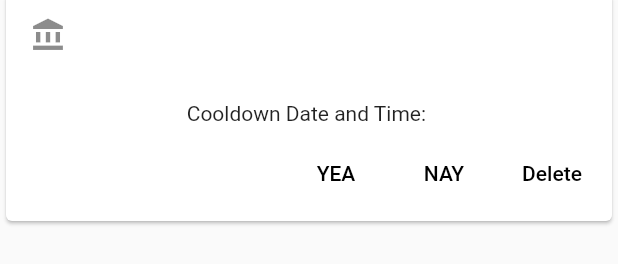
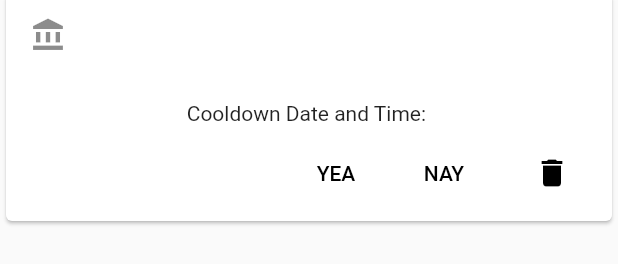
Before and after one commit to SolonEDU/solon-mobile, a Flutter app: the Proposal widget shown alone on an empty page, opened directly with empty values, on a phone screen of 412 x 824 dp. Shown: the part 511-775 px from the top of the screen. Run offline on Flutter 3.47's test engine with Material 2 defaults, Android fonts, the phone set to English and light mode, and no system bars; our stand-ins replace cloud_firestore; accounts and stored records are empty.

Commit message:
fixed event delete, formatting; changed proposal delete icon to trash

```diff
--- a/lib/event/screen.dart
+++ b/lib/event/screen.dart
@@ -44,7 +44,7 @@ class _EventsScreenState extends State<EventsScreen> {
       doc.data['eventTitle'],
       doc.data['eventDescription'],
       doc.data['eventTime'],
-      doc
+      doc,
     );
   }
 
@@ -65,7 +65,7 @@ class _EventsScreenState extends State<EventsScreen> {
                 );
               }
             },
-          )
+          ),
         ],
       ),
       floatingActionButton: FloatingActionButton(
--- a/lib/proposal/proposal.dart
+++ b/lib/proposal/proposal.dart
@@ -123,7 +123,7 @@ class _ProposalState extends State<Proposal> {
                         },
                       ),
                       FlatButton(
-                        child: const Text('Delete'),
+                        child: Icon(Icons.delete),
                         onPressed: () async {
                           await db.collection('proposals').document(doc.documentID).delete();
                         },
```
Also changed, not shown: lib/event/card.dart (+11 -3 lines).
